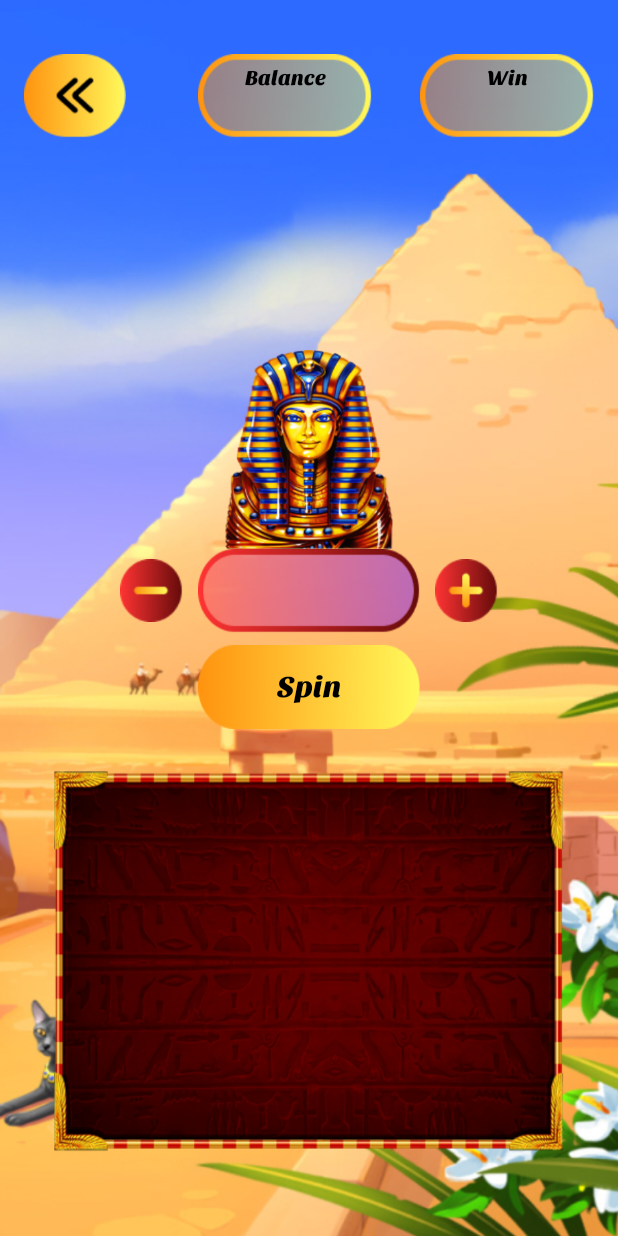
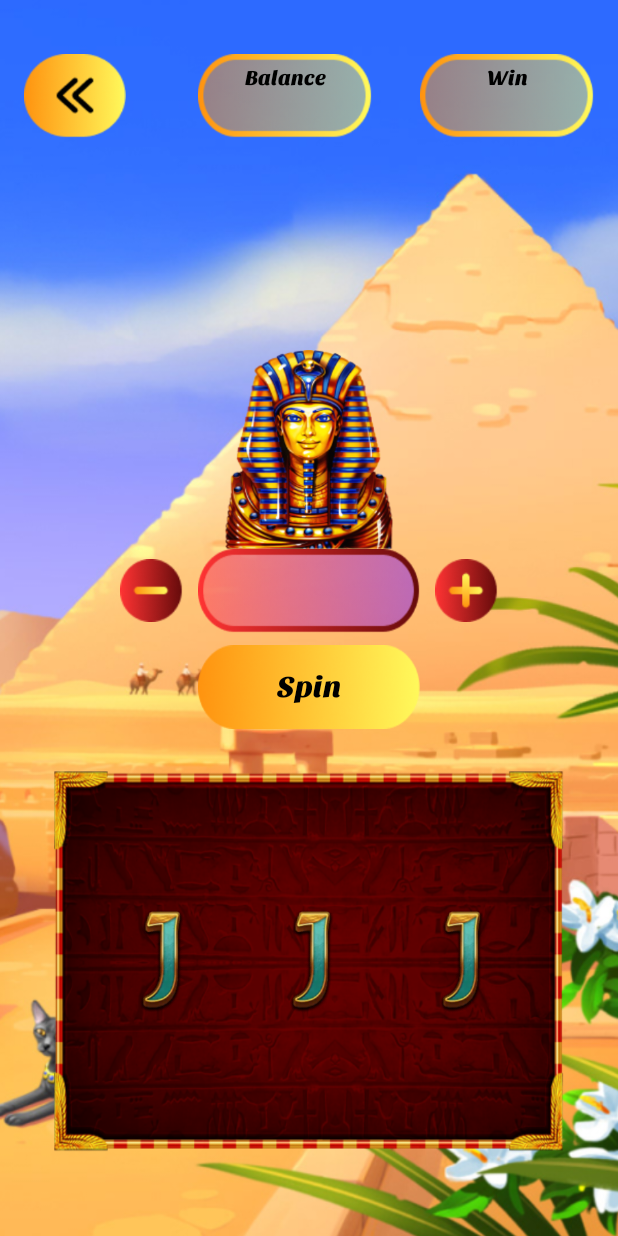
Before and after one commit to lLeoNeedl/81-android, an Android app: the FirstGameActivity screen opened directly, with no data from a screen before it, on a phone screen of 412 x 824 dp. Run offline under Robolectric (Android 15) with nearby library versions, the phone set to English and light mode, and no system bars.

Commit message:
slot logic

```diff
--- a/app/src/main/java/com/nile/fortu/game/FirstGameActivity.kt
+++ b/app/src/main/java/com/nile/fortu/game/FirstGameActivity.kt
@@ -4,19 +4,57 @@ import android.content.Context
 import android.content.Intent
 import androidx.appcompat.app.AppCompatActivity
 import android.os.Bundle
+import android.view.View
+import android.widget.FrameLayout
+import android.widget.ImageButton
+import android.widget.ImageView
+import android.widget.TextView
+import android.widget.Toast
 import com.nile.fortu.game.databinding.ActivityBonusGameBinding
 import com.nile.fortu.game.databinding.ActivityFirstGameBinding
+import com.nile.fortu.game.slotImagesScroll.EventEnd
+import com.nile.fortu.game.slotImagesScroll.SlotScroll
+import com.nile.fortu.game.slotImagesScroll.Utils
+import kotlin.random.Random
 
-class FirstGameActivity : AppCompatActivity() {
+class FirstGameActivity : AppCompatActivity(), EventEnd {
 
-    private val binding by lazy {
-        ActivityFirstGameBinding.inflate(layoutInflater)
-    }
+    private var countDown = 0
+
+    private lateinit var image1: SlotScroll
+    private lateinit var image2:  SlotScroll
+    private lateinit var image3:  SlotScroll
+    private lateinit var flSpin: FrameLayout
+    private lateinit var btnReturn: ImageButton
+    private lateinit var leverDown: ImageView
+    private lateinit var leverUp: ImageView
+
     override fun onCreate(savedInstanceState: Bundle?) {
         super.onCreate(savedInstanceState)
-        setContentView(binding.root)
+        setContentView(R.layout.activity_first_game)
 
-        binding.btnReturn.setOnClickListener {
+        initViews()
+
+        image1.setEventEnd(this@FirstGameActivity)
+        image2.setEventEnd(this@FirstGameActivity)
+        image3.setEventEnd(this@FirstGameActivity)
+
+        flSpin.setOnClickListener {
+            if (Utils.score >= 50) {
+                leverUp.visibility = View.GONE
+                leverDown.visibility = View.VISIBLE
+                image1.setRandomValue(Random.nextInt(6), Random.nextInt(15 - 5 + 1) + 5)
+                image2.setRandomValue(Random.nextInt(6), Random.nextInt(15 - 5 + 1) + 5)
+                image3.setRandomValue(Random.nextInt(6), Random.nextInt(15 - 5 + 1) + 5)
+                Utils.score -= 50
+//                var score = binding.frameLayout.findViewById<TextView>(R.id.score)
+//                score.text = Utils.score.toString()
+            } else {
+                Toast.makeText(this, "You don't have enough money", Toast.LENGTH_SHORT).show()
+            }
+        }
+
+        btnReturn.setOnClickListener {
             finish()
         }
     }
@@ -24,4 +62,43 @@ class FirstGameActivity : AppCompatActivity() {
     companion object {
         fun newIntent(context: Context) = Intent(context, FirstGameActivity::class.java)
     }
+
+
+
+    private fun initViews (){
+        image1 = findViewById(R.id.image1)
+        image2 = findViewById(R.id.image2)
+        image3 = findViewById(R.id.image3)
+        flSpin = findViewById(R.id.fl_spin)
+        btnReturn = findViewById(R.id.btn_return)
+        leverDown = findViewById(R.id.leverDown)
+        leverUp = findViewById(R.id.leverUp)
+    }
+
+    override fun eventEnd(result: Int, count: Int) {
+        if(countDown < 2){
+            countDown++
+        }
+        else{
+            leverDown.visibility = View.GONE
+            leverUp.visibility = View.VISIBLE
+            countDown = 0
+
+            if(image1.value == image2.value && image2.value == image3.value){
+                Toast.makeText(this,"YOU WON!!!!", Toast.LENGTH_SHORT).show()
+                Utils.score +=300
+//                score_tv.text = Utils.score.toString()
+           }
+            else if(image1.value == image2.value || image2.value == image3.value || image1.value == image3.value){
+                Toast.makeText(this,"You did good.", Toast.LENGTH_SHORT).show()
+                Utils.score +=100
+//                score_tv.text = Utils.score.toString()
+            }
+            else{
+                Toast.makeText(this,"You lost. Better luck next time.", Toast.LENGTH_SHORT).show()
+                Utils.score +=0
+//                score_tv.text = Utils.score.toString()
+            }
+        }
+    }
 }
--- /dev/null
+++ b/app/src/main/java/com/nile/fortu/game/slotImagesScroll/EventEnd.kt
@@ -0,0 +1,7 @@
+package com.nile.fortu.game.slotImagesScroll
+
+interface EventEnd {
+
+    fun eventEnd(result: Int, count: Int)
+
+}
--- a/app/src/main/res/layout/activity_first_game.xml
+++ b/app/src/main/res/layout/activity_first_game.xml
@@ -141,6 +141,7 @@
                 app:layout_constraintStart_toStartOf="parent">
 
                 <TextView
+                    android:id="@+id/score"
                     style="@style/secondaryTextStyle"
                     android:layout_width="match_parent"
                     android:layout_height="wrap_content"
@@ -185,7 +186,7 @@
 
     </LinearLayout>
 
-    <LinearLayout
+    <FrameLayout
         android:id="@+id/linearLayout"
         android:layout_width="340dp"
         android:layout_height="254dp"
@@ -194,6 +195,55 @@
         android:orientation="horizontal"
         app:layout_constraintBottom_toBottomOf="parent"
         app:layout_constraintEnd_toEndOf="parent"
-        app:layout_constraintStart_toStartOf="parent" />
+        app:layout_constraintStart_toStartOf="parent"
+        android:layout_centerInParent="true">
+
+        <LinearLayout
+            android:id="@+id/imagesLayout"
+            android:layout_width="wrap_content"
+            android:layout_height="match_parent"
+            tools:ignore="UselessParent"
+            android:layout_gravity="center_horizontal|center_vertical"
+            >
+
+            <com.nile.fortu.game.slotImagesScroll.SlotScroll
+                android:id="@+id/image1"
+                android:padding="10sp"
+                android:layout_width="100dp"
+                android:layout_height="220dp"
+                android:layout_gravity="center_vertical"
+                />
+
+            <com.nile.fortu.game.slotImagesScroll.SlotScroll
+                android:id="@+id/image2"
+                android:padding="10sp"
+                android:layout_width="100dp"
+                android:layout_height="220dp"
+                android:layout_gravity="center_vertical" />
+
+            <com.nile.fortu.game.slotImagesScroll.SlotScroll
+                android:id="@+id/image3"
+                android:padding="10sp"
+                android:layout_width="100dp"
+                android:layout_height="220dp"
+                android:layout_gravity="center_vertical" />
+
+        </LinearLayout>
+
+        <ImageView
+            android:id="@+id/leverUp"
+            android:layout_marginTop="50sp"
+            android:layout_width="wrap_content"
+            android:layout_height="wrap_content"
+            android:contentDescription="@string/image"/>
+
+        <ImageView
+            android:id="@+id/leverDown"
+            android:layout_marginTop="120sp"
+            android:visibility="gone"
+            android:layout_width="wrap_content"
+            android:layout_height="wrap_content"
+            android:contentDescription="@string/image" />
+    </FrameLayout>
 
 </androidx.constraintlayout.widget.ConstraintLayout>
--- /dev/null
+++ b/app/src/main/res/layout/slot_image_scrol.xml
@@ -0,0 +1,23 @@
+<?xml version="1.0" encoding="utf-8"?>
+<FrameLayout
+    xmlns:android="http://schemas.android.com/apk/res/android"
+    android:layout_width="match_parent"
+    android:layout_height="match_parent">
+
+    <ImageView
+        android:id="@+id/currentImage"
+        android:src="@drawable/j_image"
+        android:layout_width="wrap_content"
+        android:layout_gravity="center"
+        android:layout_height="wrap_content"
+        android:contentDescription="@string/image" />
+
+    <ImageView
+        android:id="@+id/nextImage"
+        android:src="@drawable/j_image"
+        android:layout_width="wrap_content"
+        android:layout_gravity="center"
+        android:layout_height="wrap_content"
+        android:contentDescription="@string/image"/>
+
+</FrameLayout>
--- a/app/src/main/res/values/strings.xml
+++ b/app/src/main/res/values/strings.xml
@@ -25,4 +25,5 @@
     <string name="btn_increase_description">Increase</string>
     <string name="tv_bonus_game">Bonus game</string>
     <string name="wheel_description">Wheel</string>
+    <string name="image">image</string>
 </resources>
```
Also changed, not shown: app/src/main/java/com/nile/fortu/game/slotImagesScroll/SlotScroll.kt (added, +102 -0 lines), app/src/main/java/com/nile/fortu/game/slotImagesScroll/Utils.kt (added, +14 -0 lines), app/src/main/res/drawable/a_image.png (added), app/src/main/res/drawable/j_image.png (added), app/src/main/res/drawable/k_image.png (added), app/src/main/res/drawable/nine_image.png (added), app/src/main/res/drawable/rune_image.png (added), app/src/main/res/drawable/wild_image.png (added), 1 other file.
